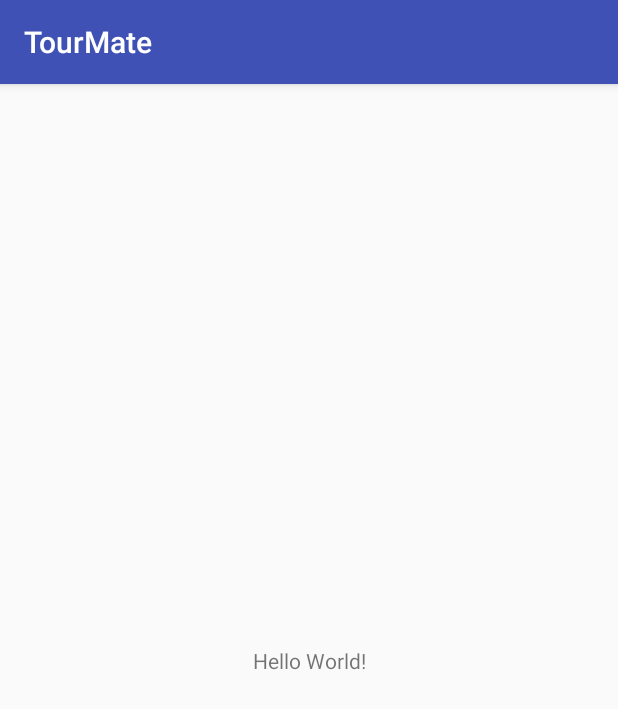
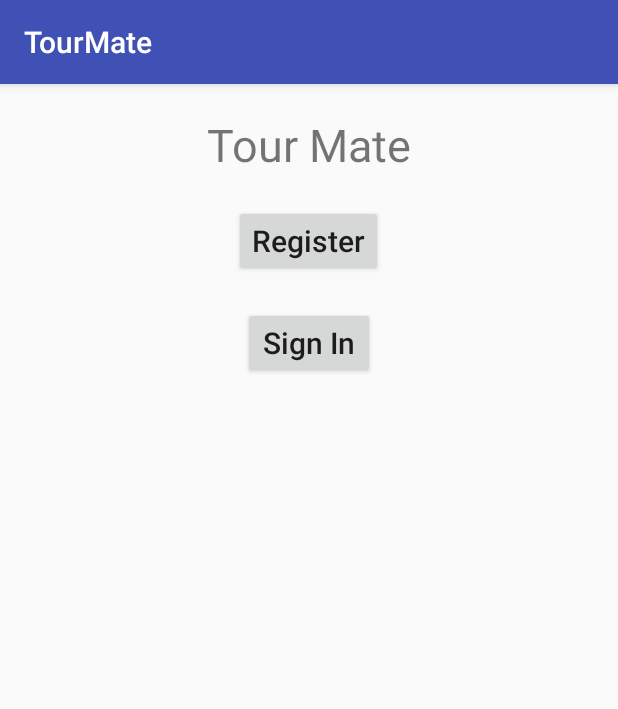
Before and after one commit to Partha11/tourmate, an Android app: the screen it shows after launch (MainActivity), on a phone screen of 412 x 824 dp. Shown: the top 709 px of the screen. Run offline under Robolectric (Android 15) with nearby library versions, the phone set to English and light mode, and no system bars.

Commit message:
res file added

```diff
--- a/app/src/main/res/layout/activity_main.xml
+++ b/app/src/main/res/layout/activity_main.xml
@@ -1,5 +1,5 @@
 <?xml version="1.0" encoding="utf-8"?>
-<android.support.constraint.ConstraintLayout xmlns:android="http://schemas.android.com/apk/res/android"
+<RelativeLayout xmlns:android="http://schemas.android.com/apk/res/android"
     xmlns:app="http://schemas.android.com/apk/res-auto"
     xmlns:tools="http://schemas.android.com/tools"
     android:layout_width="match_parent"
@@ -7,12 +7,34 @@
     tools:context=".MainActivity">
 
     <TextView
+        android:id="@+id/homeLogo"
         android:layout_width="wrap_content"
         android:layout_height="wrap_content"
-        android:text="Hello World!"
-        app:layout_constraintBottom_toBottomOf="parent"
-        app:layout_constraintLeft_toLeftOf="parent"
-        app:layout_constraintRight_toRightOf="parent"
-        app:layout_constraintTop_toTopOf="parent" />
+        android:text="Tour Mate"
+        android:textSize="30dp"
+        android:layout_centerHorizontal="true"
+        android:layout_marginTop="20dp" />
 
-</android.support.constraint.ConstraintLayout>
+    <Button
+        android:id="@+id/register"
+        android:layout_width="wrap_content"
+        android:layout_height="wrap_content"
+        android:layout_below="@+id/homeLogo"
+        android:layout_centerHorizontal="true"
+        android:text="Register"
+        android:textAllCaps="false"
+        android:textSize="20sp"
+        android:layout_marginTop="20sp"/>
+
+    <Button
+        android:id="@+id/signIn"
+        android:layout_width="wrap_content"
+        android:layout_height="wrap_content"
+        android:layout_below="@+id/register"
+        android:text="Sign In"
+        android:textAllCaps="false"
+        android:textSize="20sp"
+        android:layout_marginTop="20sp"
+        android:layout_centerHorizontal="true"/>
+
+</RelativeLayout>
```
